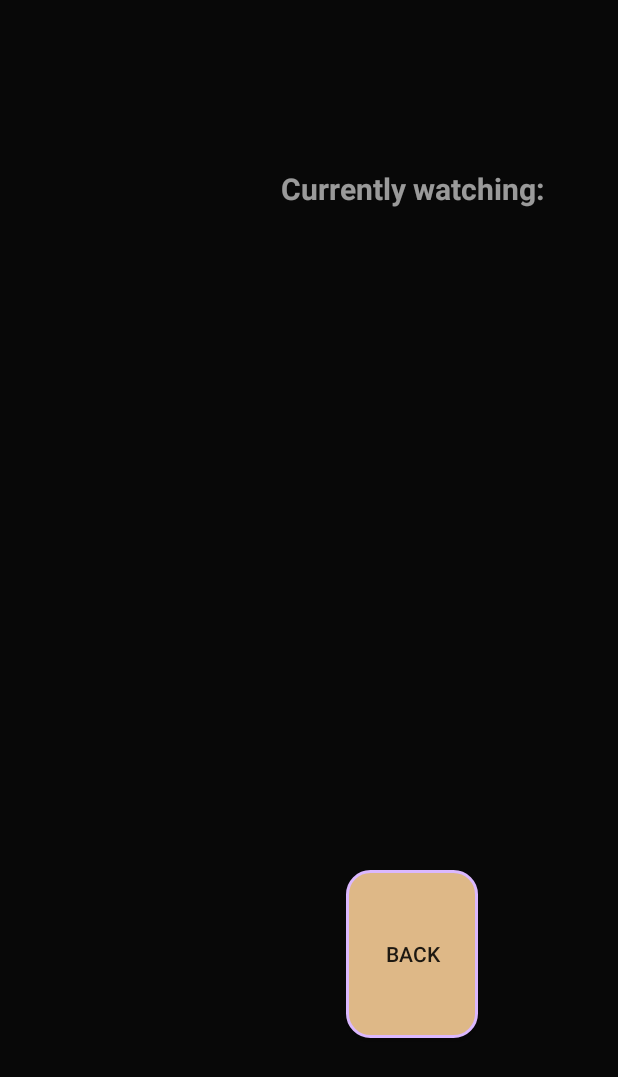
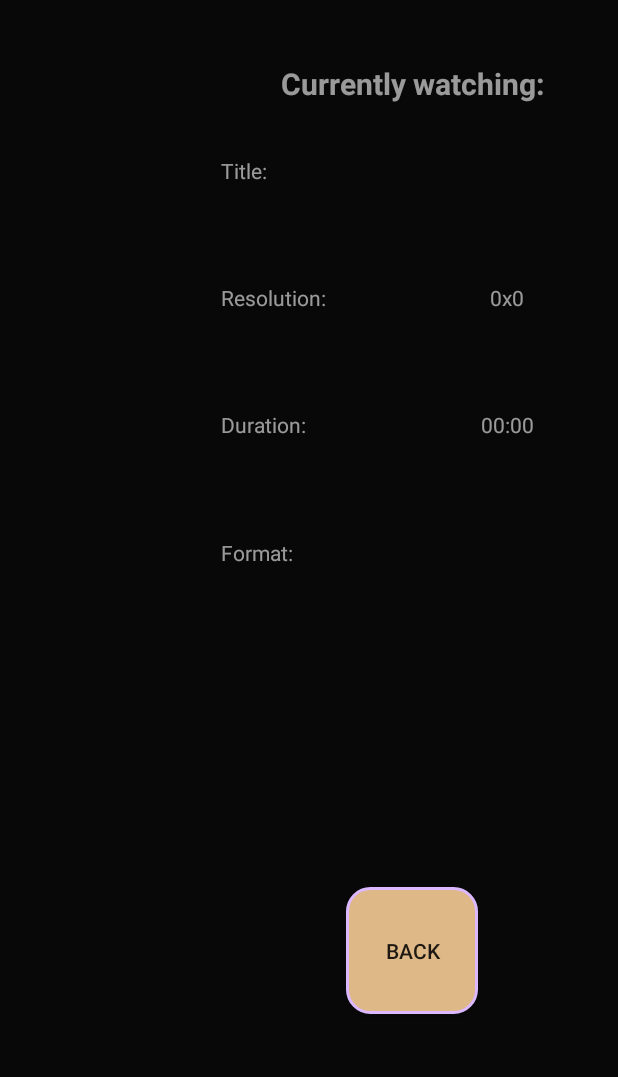
Before and after one commit to VanGrx/MediaCodecPlayer, an Android app: the fragment InfoFragment placed in its activity, on a phone screen of 412 x 824 dp. Shown: the top 1077 px of the screen. Run offline under Robolectric (Android 15) with nearby library versions, the phone set to English and light mode, and no system bars; 5 statements that could not run were skipped.

Commit message:
Prosiren InfoFragment sa dodatnim informacijama o videu.

```diff
--- a/app/src/main/java/com/example/smarija/mediaplayer/InfoFragment.java
+++ b/app/src/main/java/com/example/smarija/mediaplayer/InfoFragment.java
@@ -1,5 +1,6 @@
 package com.example.smarija.mediaplayer;
 
+import android.annotation.SuppressLint;
 import android.os.Bundle;
 import android.support.annotation.NonNull;
 import android.support.v4.app.Fragment;
@@ -12,9 +13,12 @@ import android.widget.TextView;
 
 public class InfoFragment extends Fragment {
 
-    TextView tv;
-    String textView;
+    TextView videoTitleView, videoDurationView, videoResolutionView, videoFormatView;
+    String textTitle, textFormat;
+    int textHeight, textWidth;
+    long textDuration;
 
+    @SuppressLint("SetTextI18n")
     @Override
     public View onCreateView(@NonNull LayoutInflater inflater, ViewGroup container,
                              Bundle savedInstanceState) {
@@ -30,8 +34,21 @@ public class InfoFragment extends Fragment {
                c.goBack();
            }
        });
-        tv=v.findViewById(R.id.textViewForVideo);
-        tv.setText(textView);
+        videoTitleView=v.findViewById(R.id.textViewForVideo);
+        videoTitleView.setText(textTitle);
+
+        videoResolutionView =v.findViewById(R.id.textViewForVideoResolution);
+        videoResolutionView.setText(textWidth + "x" + textHeight);
+
+        int minutes= (int) (textDuration/60);
+        int seconds= (int) (textDuration%60);
+        @SuppressLint("DefaultLocale") String min=String.format("%02d", minutes);
+        @SuppressLint("DefaultLocale") String sec=String.format("%02d", seconds);
+        videoDurationView =v.findViewById(R.id.textViewForVideoDuration);
+        videoDurationView.setText(min+":"+sec);
+
+        videoFormatView =v.findViewById(R.id.textViewForVideoFormat);
+        videoFormatView.setText(textFormat);
         return v;
     }
 
@@ -39,7 +56,12 @@ public class InfoFragment extends Fragment {
         void goBack();
 
     }
-    public void updateTextView(String text) {
-         textView=text;
+    public void updateTextView(String videoTitle, int videoWidth, int videoHeight, long videoDuration, String videoFormat) {
+         textTitle=videoTitle;
+         textHeight=videoHeight;
+         textWidth =videoWidth;
+         textDuration= (long) (videoDuration*(0.000001)); //u sekundama je
+         textFormat=videoFormat;
+
     }
 }
--- a/app/src/main/java/com/example/smarija/mediaplayer/MainActivity.java
+++ b/app/src/main/java/com/example/smarija/mediaplayer/MainActivity.java
@@ -8,7 +8,8 @@ import android.content.pm.PackageManager;
 import android.os.Bundle;
 import android.support.v4.app.ActivityCompat;
 
-public class MainActivity extends FragmentActivity implements FileFragment.OnListFragmentInteractionListener, InfoFragment.OnFragmentInteractionListener {
+public class MainActivity extends FragmentActivity implements FileFragment.OnListFragmentInteractionListener, InfoFragment.OnFragmentInteractionListener,
+MovieFragment.OnFragmentInteractionListener{
 
     private static final int REQUEST_EXTERNAL_STORAGE = 1;
     private static String[] PERMISSIONS_STORAGE = {
@@ -17,6 +18,7 @@ public class MainActivity extends FragmentActivity implements FileFragment.OnLis
     };
 MovieFragment fragment2;
 FileFragment fragment1;
+String title;
     @SuppressLint("ResourceType")
     @Override
     protected void onCreate(Bundle savedInstanceState) {
@@ -44,21 +46,21 @@ FileFragment fragment1;
 
 
     @Override
-    public void sendText(String s, String path) {
+    public void sendText(String titleVideo, String path) {
+    title=titleVideo;
+       fragment2.updateSelectedFile(path);
 
-       fragment2.updateSelectedFile(path);
-        startTransaction(s);
 
     }
 
     @SuppressLint("ResourceType")
-    private void startTransaction(String text) {
+    private void startTransaction(String title, int videoWidth, int videoHeight, long videoDuration, String videoFormat) {
 
         FragmentTransaction ft = getSupportFragmentManager().beginTransaction();
         ft.setCustomAnimations(android.R.anim.slide_in_left, android.R.anim.slide_out_right);
         InfoFragment fr=new InfoFragment();
         ft.replace(R.id.fragment1, fr, "detailFragment");
-        fr.updateTextView(text);
+        fr.updateTextView(title, videoWidth, videoHeight, videoDuration, videoFormat);
         ft.commit();
 
     }
@@ -73,4 +75,9 @@ FileFragment fragment1;
         ft.commit();
 
     }
+
+    @Override
+    public void sendVideoInfo(int videoWidth, int videoHeight,  long videoDuration, String videoFormat) {
+        startTransaction(title, videoWidth, videoHeight, videoDuration, videoFormat);
+    }
 }
--- a/app/src/main/java/com/example/smarija/mediaplayer/MovieFragment.java
+++ b/app/src/main/java/com/example/smarija/mediaplayer/MovieFragment.java
@@ -19,7 +19,6 @@ import android.view.ViewGroup;
 import android.widget.Button;
 import android.widget.LinearLayout;
 import android.widget.ProgressBar;
-import android.widget.TextView;
 import android.widget.Toast;
 
 
@@ -124,6 +123,11 @@ public class MovieFragment extends Fragment implements MoviePlayer.PlayerFeedbac
         clickPlay();
     }
 
+    public interface OnFragmentInteractionListener {
+
+        void sendVideoInfo(int videoWidth, int videoHeight, long videoDuration, String videoFormat);
+    }
+
     @Override
     public void onResume() {
         Log.d(TAG, "PlayMovieActivity onResume");
@@ -185,6 +189,11 @@ public class MovieFragment extends Fragment implements MoviePlayer.PlayerFeedbac
         pbt= new ProgressBarThread(pb,player);
         pbt.start();
         player.start();
+        OnFragmentInteractionListener c = (OnFragmentInteractionListener) getActivity();
+        assert c != null;
+        c.sendVideoInfo(player.getVideoWidth(), player.getVideoHeight(), player.getVideoDuration(), player.getVideoFormat());
+
+
     }
 
     private void setVideoVisibility(boolean status) {
--- a/app/src/main/java/com/example/smarija/mediaplayer/MoviePlayer.java
+++ b/app/src/main/java/com/example/smarija/mediaplayer/MoviePlayer.java
@@ -33,6 +33,7 @@ class MoviePlayer {
     private int mVideoWidth;
     private int mVideoHeight;
     int trackIndex;
+    String mime;
 
     private long rewind_timeout = 20000;
     private boolean flag_stop = false;
@@ -71,7 +72,7 @@ class MoviePlayer {
     }
 
     public void pressedRewind() {
-        if(fastForward==true){
+        if(fastForward){
             fastForward=false;
         }
         if (paused) {
@@ -82,7 +83,7 @@ class MoviePlayer {
     }
 
     public void pressedFastForward() {
-        if(rewind==true){
+        if(rewind){
             rewind=false;
         }
         if (paused) {
@@ -99,7 +100,6 @@ class MoviePlayer {
         if (paused) {
             paused = false;
             x=false;
-        } else {
         }
         mPlayTask=null;
         return x;
@@ -145,6 +145,14 @@ class MoviePlayer {
 
     public void resetmPlayTask() {
         mPlayTask=null;
+    }
+
+    long getVideoDuration() {
+        return file_size;
+    }
+
+    public String getVideoFormat() {
+        return mime;
     }
 
 
@@ -195,7 +203,8 @@ class MoviePlayer {
             file_size = format.getLong(MediaFormat.KEY_DURATION);
 
 
-        String mime = format.getString(MediaFormat.KEY_MIME);
+
+        mime = format.getString(MediaFormat.KEY_MIME);
         decoder = MediaCodec.createDecoderByType(mime);
         decoder.configure(format, mOutputSurface, null, 0);
 
--- a/app/src/main/res/layout/fragment_blank.xml
+++ b/app/src/main/res/layout/fragment_blank.xml
@@ -7,7 +7,7 @@
     android:id="@+id/fragment_container"
     android:orientation="vertical">
 
-    <!-- TODO: Update blank fragment layout -->
+
     <Space
         android:layout_width="match_parent"
         android:layout_height="0dp"
@@ -22,6 +22,63 @@
         android:gravity="center_horizontal"
         android:textSize="20sp"
         android:textStyle="bold"/>
+    <LinearLayout
+        android:layout_width="match_parent"
+        android:layout_height="0dp"
+        android:layout_weight="8"
+        android:orientation="horizontal"
+        android:layout_marginStart="10dp"
+        android:layout_marginEnd="10dp"
+        android:layout_marginTop="20dp">
+        <LinearLayout
+            android:layout_width="0dp"
+            android:layout_weight="4"
+            android:layout_height="match_parent"
+            android:orientation="vertical"
+            tools:ignore="NestedWeights">
+            <TextView
+                android:layout_width="match_parent"
+                android:layout_height="0dp"
+                android:layout_weight="1"
+                android:id="@+id/textForVideo"
+                android:text="@string/title"
+                android:textColor="#99FCFCFC"
+                android:layout_gravity="center"
+                android:gravity="left"/>
+            <TextView
+                android:layout_width="match_parent"
+                android:layout_height="0dp"
+                android:layout_weight="1"
+                android:id="@+id/textForVideoResolution"
+                android:text="@string/resolution"
+                android:textColor="#99FCFCFC"
+                android:layout_gravity="center"
+                android:gravity="left" />
+            <TextView
+                android:layout_width="match_parent"
+                android:layout_height="0dp"
+                android:layout_weight="1"
+                android:id="@+id/textForVideoDuration"
+                android:text="@string/duration"
+                android:textColor="#99FCFCFC"
+                android:layout_gravity="center"
+                android:gravity="left" />
+            <TextView
+                android:layout_width="match_parent"
+                android:layout_height="0dp"
+                android:layout_weight="1"
+                android:id="@+id/textForVideoFormat"
+                android:textColor="#99FCFCFC"
+                android:layout_gravity="center"
+                android:gravity="left"
+                android:text="@string/format"/>
+
+        </LinearLayout>
+        <LinearLayout
+            android:layout_width="0dp"
+            android:layout_weight="4"
+            android:layout_height="match_parent"
+            android:orientation="vertical">
             <TextView
                 android:layout_width="match_parent"
                 android:layout_height="0dp"
@@ -30,14 +87,43 @@
                 android:textColor="#99FCFCFC"
                 android:layout_gravity="center"
                 android:gravity="center_horizontal"/>
+            <TextView
+                android:layout_width="match_parent"
+                android:layout_height="0dp"
+                android:layout_weight="1"
+                android:id="@+id/textViewForVideoResolution"
+                android:textColor="#99FCFCFC"
+                android:layout_gravity="center"
+                android:gravity="center_horizontal" />
+            <TextView
+                android:layout_width="match_parent"
+                android:layout_height="0dp"
+                android:layout_weight="1"
+                android:id="@+id/textViewForVideoDuration"
+                android:textColor="#99FCFCFC"
+                android:layout_gravity="center"
+                android:gravity="center_horizontal" />
+            <TextView
+                android:layout_width="match_parent"
+                android:layout_height="0dp"
+                android:layout_weight="1"
+                android:id="@+id/textViewForVideoFormat"
+                android:textColor="#99FCFCFC"
+                android:layout_gravity="center"
+                android:gravity="center_horizontal" />
+
+        </LinearLayout>
+    </LinearLayout>
+
+
     <Space
         android:layout_width="match_parent"
         android:layout_height="0dp"
-        android:layout_weight="2"/>
+        android:layout_weight="3"/>
     <Button
         android:layout_width="wrap_content"
         android:layout_height="0dp"
-        android:layout_weight="1"
+        android:layout_weight="2"
         android:layout_margin="20dp"
         android:id="@+id/btn"
         android:text="@string/back"
@@ -46,7 +132,7 @@
     <Space
         android:layout_width="match_parent"
         android:layout_height="0dp"
-        android:layout_weight="1"/>
+        android:layout_weight="3"/>
 
 
 </LinearLayout>
--- a/app/src/main/res/values/strings.xml
+++ b/app/src/main/res/values/strings.xml
@@ -7,4 +7,8 @@
     <string name="back">BACK</string>
     <string name="selected_file">Selected file</string>
     <string name="no_file_selected">No file has been selected</string>
+    <string name="format">Format:</string>
+    <string name="duration">Duration:</string>
+    <string name="resolution">Resolution:</string>
+    <string name="title">Title:</string>
 </resources>
```
Lines whose indentation alone changed are shown as unchanged.
